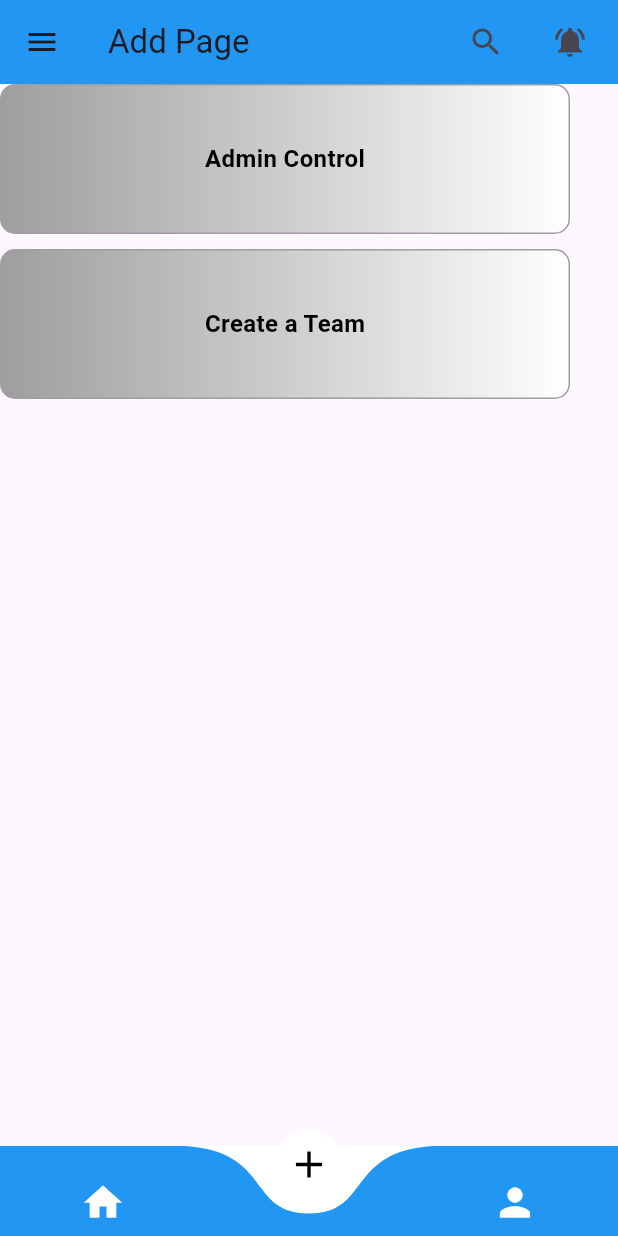
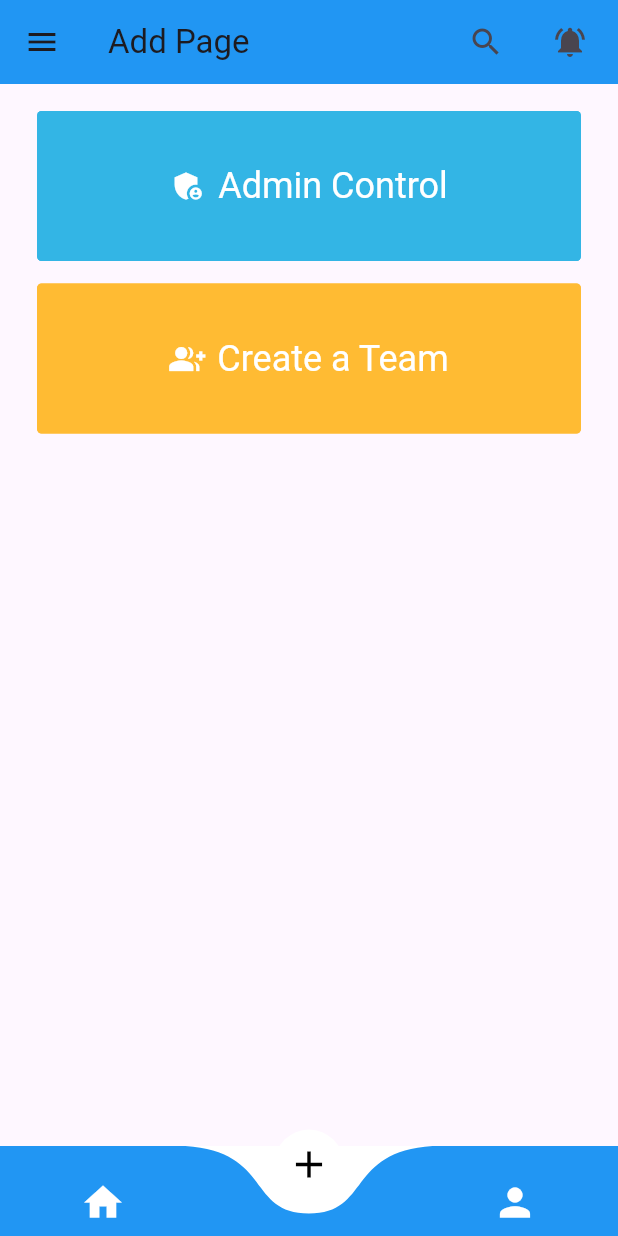
Before and after one commit to Rithik1611/kcg_teamup, a Flutter app: the screen it shows after launch, item 2 of the bottom bar chosen, on a phone screen of 412 x 824 dp. Run offline on Flutter 3.47's test engine with Material 3 defaults, Android fonts, the phone set to English and light mode, and no system bars; drawn by our look-alikes of curved_navigation_bar, getwidget; our stand-ins replace awesome_snackbar_content, bloc, fl_chart, flutter_bloc, google_fonts, image_picker and 1 more.

Commit message:
add screen

```diff
--- a/client/lib/view/pages/add_main_screen.dart
+++ b/client/lib/view/pages/add_main_screen.dart
@@ -1,4 +1,5 @@
 import 'package:flutter/material.dart';
+import 'package:getwidget/getwidget.dart'; // Import GetWidget
 import 'package:kcg_teamup/view/pages/add_category_page.dart';
 import 'package:kcg_teamup/view/pages/add_team_page.dart';
 
@@ -12,65 +13,61 @@ class AddMainScreen extends StatefulWidget {
 class _AddMainScreenState extends State<AddMainScreen> {
   @override
   Widget build(BuildContext context) {
-    return Column(
+    return Center(
+      child: Column(
         mainAxisAlignment: MainAxisAlignment.start,
         children: [
+          SizedBox(
+            height: 18,
+          ),
           InkWell(
-          child: Gradient_Button(name: "Admin Control"),
-          onTap: () => Navigator.push(
+            child: Container(
+              height: 100,
+              child: GFButton(
+                onPressed: () => Navigator.push(
                   context,
                   MaterialPageRoute(
                     builder: (context) => const AddCategoryPage(),
                   ),
                 ),
+                text: "Admin Control", textStyle: TextStyle(fontSize: 24),
+                icon: Icon(Icons.admin_panel_settings,
+                    color: Colors.white), // Optional icon
+                color: GFColors.INFO,
+                textColor: Colors.white,
+                shape: GFButtonShape.standard,
+                size: GFSize.LARGE,
+                blockButton: true,
+              ),
+            ),
+            onTap: () {},
           ),
           const SizedBox(
-          height: 10,
+            height: 15,
           ),
           InkWell(
-          child: Gradient_Button(
-            name: "Create a Team",
-          ),
-          onTap: () => Navigator.push(
+            child: Container(
+              height: 100,
+              child: GFButton(
+                onPressed: () => Navigator.push(
                   context,
                   MaterialPageRoute(
                     builder: (context) => const AddTeamPage(),
                   ),
                 ),
+                text: "Create a Team", textStyle: TextStyle(fontSize: 24),
+                icon:
+                    Icon(Icons.group_add, color: Colors.white), // Optional icon
+                color: GFColors.WARNING,
+                textColor: Colors.white,
+                shape: GFButtonShape.standard,
+                size: GFSize.LARGE,
+                blockButton: true,
+              ),
+            ),
+            onTap: () {},
           ),
         ],
-    );
-  }
-}
-
-class Gradient_Button extends StatelessWidget {
-  final String name;
-  const Gradient_Button({super.key, required this.name});
-
-  @override
-  Widget build(BuildContext context) {
-    return Container(
-      width: 380,
-      height: 100,
-      decoration: BoxDecoration(
-        gradient: const LinearGradient(colors: [
-          Colors.grey,
-          Color.fromARGB(255, 206, 205, 205),
-          Colors.white
-        ], begin: Alignment.centerLeft, end: Alignment.centerRight),
-        border: Border.all(color: Colors.grey),
-        borderRadius: BorderRadius.circular(10),
-      ),
-      child: Center(
-        child: Text(
-          name.toString(),
-          textAlign: TextAlign.left,
-          style: const TextStyle(
-            fontWeight: FontWeight.bold,
-            fontSize: 16,
-            color: Colors.black,
-          ),
-        ),
       ),
     );
   }
```
Lines whose indentation alone changed are shown as unchanged.
